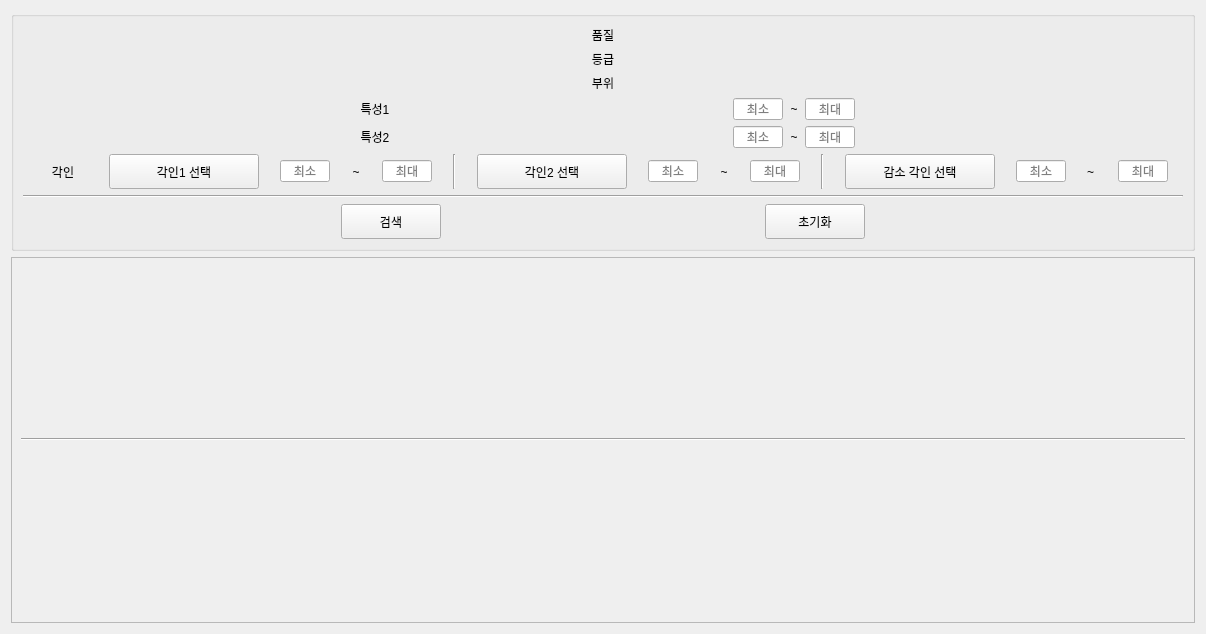
Above: tools/accessory_searcher/accessory_searcher.ui from Wseop/Qt_LoaTools before the change. Below: the same form after it.
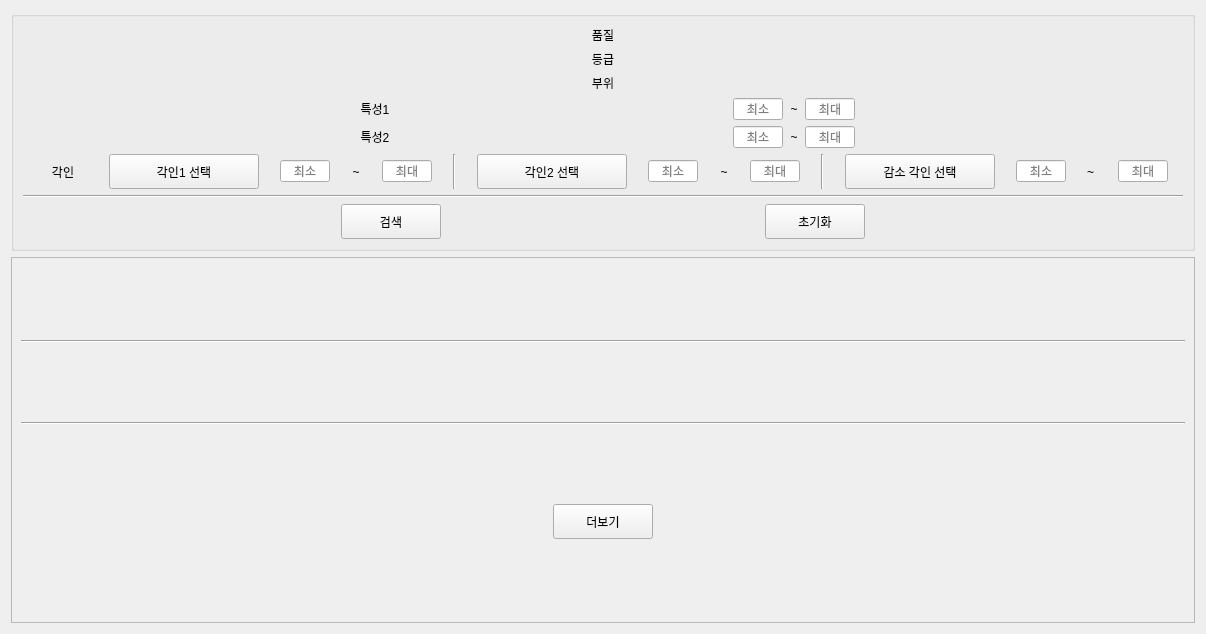
That is the form after the change.

Commit message: FEAT:Implement - request next page

What changed in the file:
```diff
--- a/tools/accessory_searcher/accessory_searcher.ui
+++ b/tools/accessory_searcher/accessory_searcher.ui
@@ -683,6 +683,36 @@
        <item>
         <layout class="QVBoxLayout" name="vLayoutItems"/>
        </item>
+       <item>
+        <widget class="Line" name="line_5">
+         <property name="orientation">
+          <enum>Qt::Horizontal</enum>
+         </property>
+        </widget>
+       </item>
+       <item>
+        <layout class="QHBoxLayout" name="hLayoutShowMore">
+         <item>
+          <widget class="QPushButton" name="pbShowMore">
+           <property name="minimumSize">
+            <size>
+             <width>100</width>
+             <height>35</height>
+            </size>
+           </property>
+           <property name="maximumSize">
+            <size>
+             <width>100</width>
+             <height>35</height>
+            </size>
+           </property>
+           <property name="text">
+            <string>더보기</string>
+           </property>
+          </widget>
+         </item>
+        </layout>
+       </item>
       </layout>
      </widget>
     </widget>
```
The commit also changes 2 other files.
